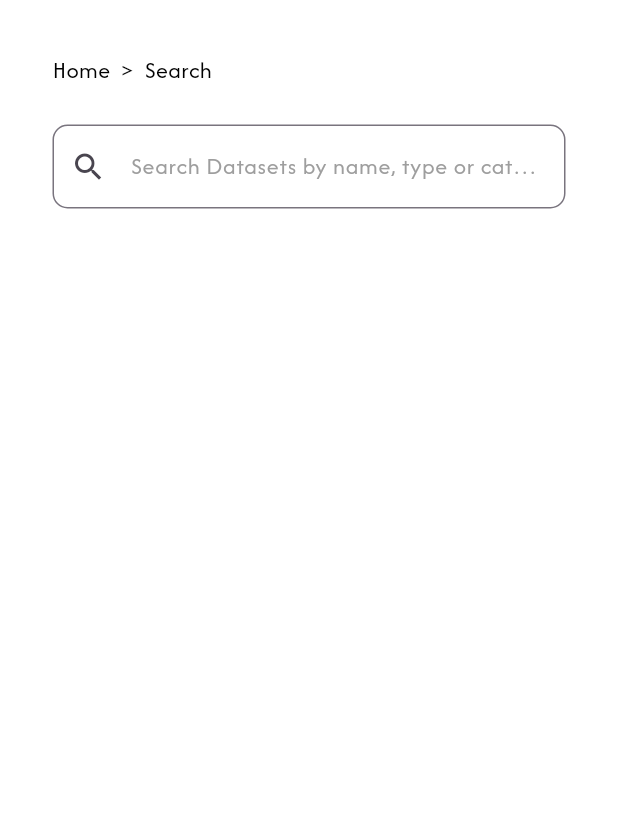
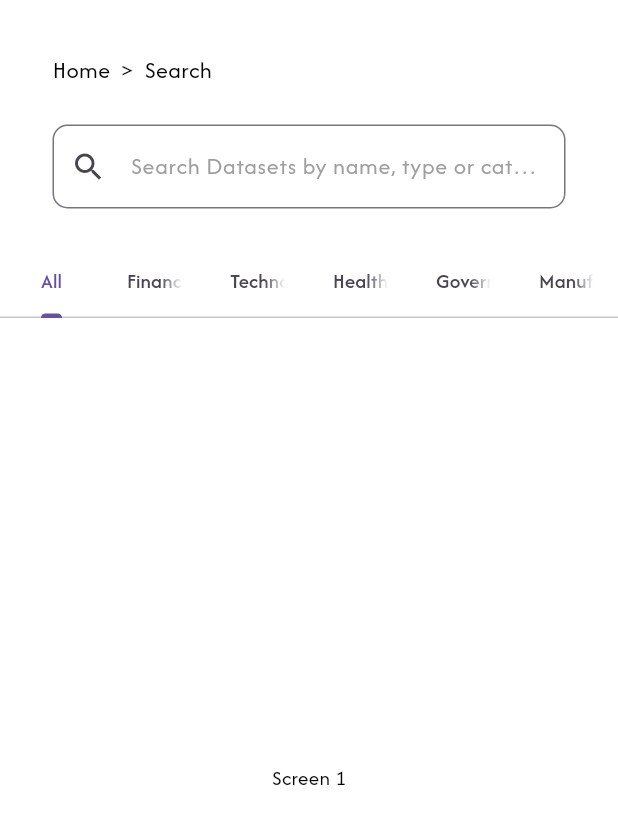
Before and after one commit to Penguin5681/deep_sage, a Flutter app: the SearchScreen screen opened directly, on a phone screen of 412 x 824 dp. Shown: the top 824 px of the screen. Run offline on Flutter 3.47's test engine with Material 3 defaults, Android fonts, the phone set to English and light mode, and no system bars; our stand-ins replace flutter_dotenv, flutter_speed_dial, font_awesome_flutter; missing offline and left inert: progressive_button_flutter.

Commit message:
feat: added a skeleton tab bar to the search_screen.dart

```diff
--- a/lib/views/core_screens/search_screen.dart
+++ b/lib/views/core_screens/search_screen.dart
@@ -1,11 +1,31 @@
 import 'package:flutter/material.dart';
 
-class SearchScreen extends StatelessWidget {
+class SearchScreen extends StatefulWidget {
   const SearchScreen({super.key});
 
   @override
+  State<SearchScreen> createState() => _SearchScreenState();
+}
+
+class _SearchScreenState extends State<SearchScreen> with SingleTickerProviderStateMixin {
+  late TabController tabController;
+  final TextEditingController controller = TextEditingController();
+
+  @override
+  void initState() {
+    super.initState();
+    tabController = TabController(length: 6, vsync: this);
+  }
+
+  @override
+  void dispose() {
+    controller.dispose();
+    tabController.dispose();
+    super.dispose();
+  }
+
+  @override
   Widget build(BuildContext context) {
-    final TextEditingController controller = TextEditingController();
     return Scaffold(
       body: Column(
         children: [
@@ -51,6 +71,22 @@ class SearchScreen extends StatelessWidget {
               ],
             ),
           ),
+          TabBar(controller: tabController, tabs: const [
+            Tab(text: 'All',),
+            Tab(text: 'Finances',),
+            Tab(text: 'Technology',),
+            Tab(text: 'Healthcare',),
+            Tab(text: 'Government',),
+            Tab(text: 'Manufacturing',)
+          ],),
+          Expanded(child: TabBarView(controller: tabController, children: const [
+            Center(child: Text('Screen 1'),),
+            Center(child: Text('Screen 2'),),
+            Center(child: Text('Screen 3'),),
+            Center(child: Text('Screen 4'),),
+            Center(child: Text('Screen 5'),),
+            Center(child: Text('Screen 6'),),
+          ]))
         ],
       ),
     );
@@ -67,10 +103,4 @@ class SearchScreen extends StatelessWidget {
       ),
     );
   }
-
-  Widget buildTabBar() {
-    return DefaultTabController(length: 2, child: Scaffold(
-
-    ));
-  }
 }
```
